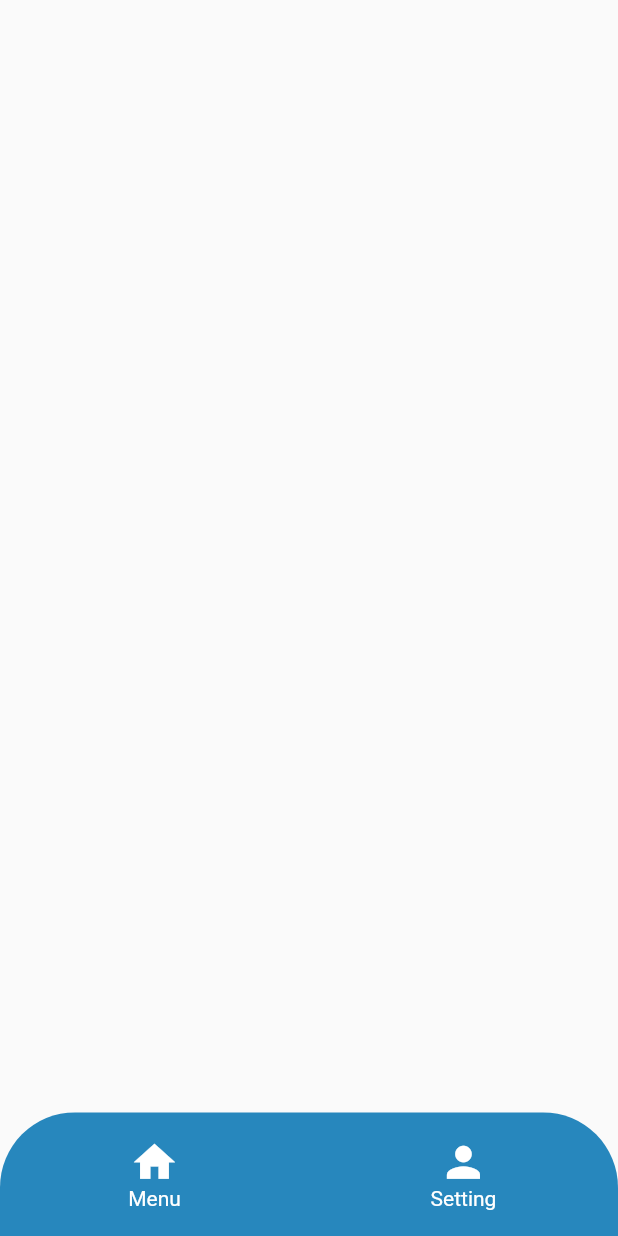
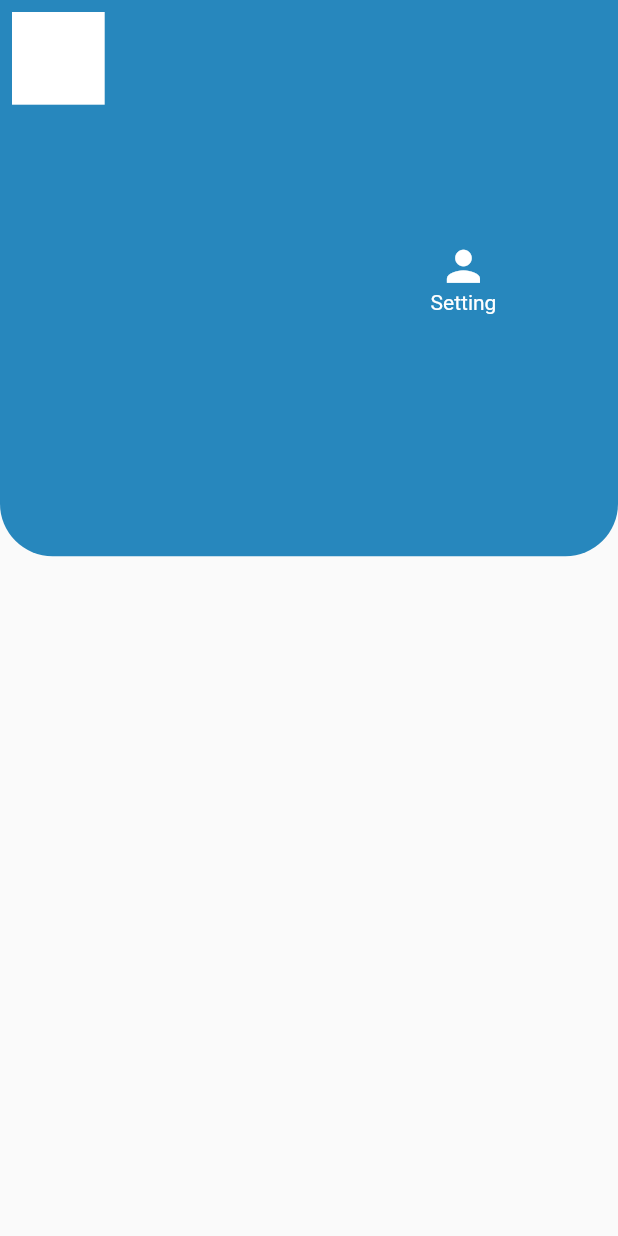
Before and after one commit to nayfmahfudz/testt, a Flutter app: the Menu screen opened directly, on a phone screen of 412 x 824 dp. Run offline on Flutter 3.47's test engine with Material 2 defaults, Android fonts, the phone set to English and light mode, and no system bars; our stand-ins replace google_fonts, shared_preferences; accounts and stored records are empty.

Commit message:
Please enter the commit message for your changes. Lines starting with '#' will be ignored, and an empty message aborts the commit.
On branch main
Your branch is up to date with 'origin/main'.

Changes to be committed:
	modified:   lib/menu.dart

Changes not staged for commit:
	modified:   lib/Login.dart
	modified:   lib/component/fom.dart
	modified:   linux/flutter/generated_plugin_registrant.cc
	modified:   linux/flutter/generated_plugin_registrant.h
	modified:   linux/flutter/generated_plugins.cmake
	modified:   macos/Flutter/GeneratedPluginRegistrant.swift
	modified:   test/widget_test.dart
	modified:   windows/flutter/generated_plugin_registrant.cc
	modified:   windows/flutter/generated_plugin_registrant.h
	modified:   windows/flutter/generated_plugins.cmake

```diff
--- a/lib/menu.dart
+++ b/lib/menu.dart
@@ -13,14 +13,58 @@ class _MenuState extends State<Menu> {
   @override
   Widget build(BuildContext context) {
     return Scaffold(
-      body: catatan(),
-      bottomNavigationBar: bottomNavBar(context),
+      body: catatan(context),
+      // bottomNavigationBar: bottomNavBar(context),
     );
   }
 }
 
-Widget catatan() {
-  return Container();
+Widget catatan(context) {
+  return Container(
+    height: tinggi(context) * 0.45,
+    decoration: BoxDecoration(
+      color: biru,
+      borderRadius: BorderRadius.only(
+          bottomLeft: Radius.circular(35.0),
+          bottomRight: Radius.circular(35.0)),
+      // shadowColor: Color.fromRGBO(237, 155, 12, 1),
+    ),
+    child: Row(children: [
+      Expanded(
+        child: Padding(
+          padding: const EdgeInsets.all(8.0),
+          child: Container(
+            child: Column(
+              crossAxisAlignment: CrossAxisAlignment.start,
+              mainAxisAlignment: MainAxisAlignment.start,
+              children: [
+                Container(
+                  height: lebar(context) * 0.15,
+                  width: lebar(context) * 0.15,
+                  color: putih,
+                )
+              ],
+            ),
+          ),
+        ),
+      ),
+      Expanded(
+        child: Container(
+          child: Column(
+            crossAxisAlignment: CrossAxisAlignment.center,
+            mainAxisAlignment: MainAxisAlignment.center,
+            children: [
+              Icon(Icons.person, color: putih, size: tinggi(context) * 0.04),
+              Text(
+                "Setting",
+                style: TextStyle(color: putih),
+              )
+            ],
+          ),
+        ),
+      )
+    ]),
+  );
 }
 
 Widget bottomNavBar(context) {
```
